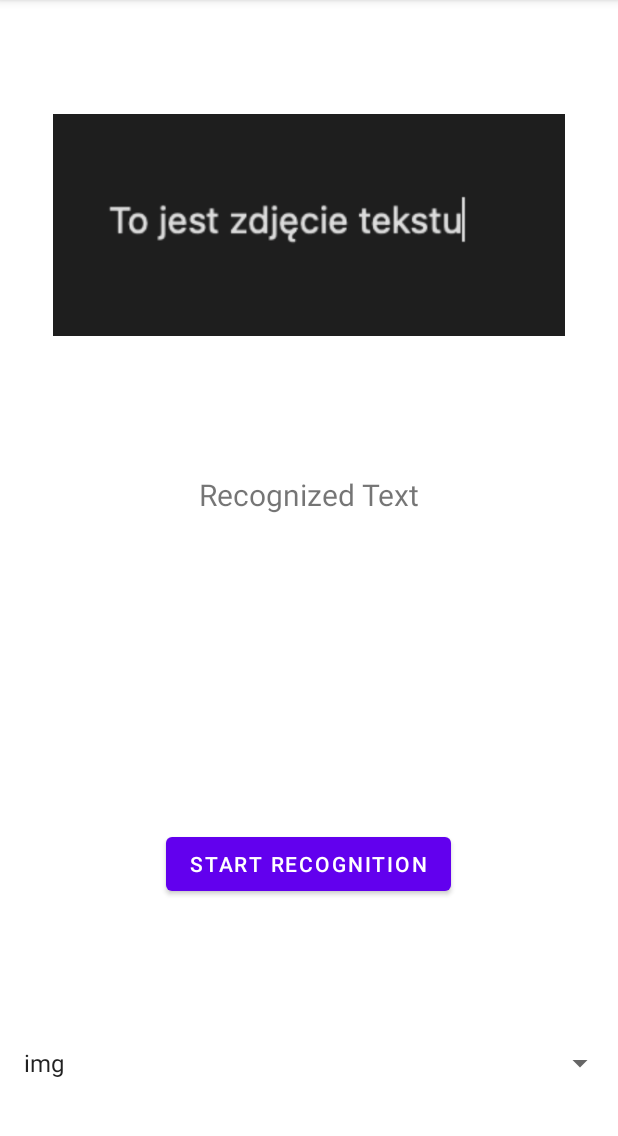
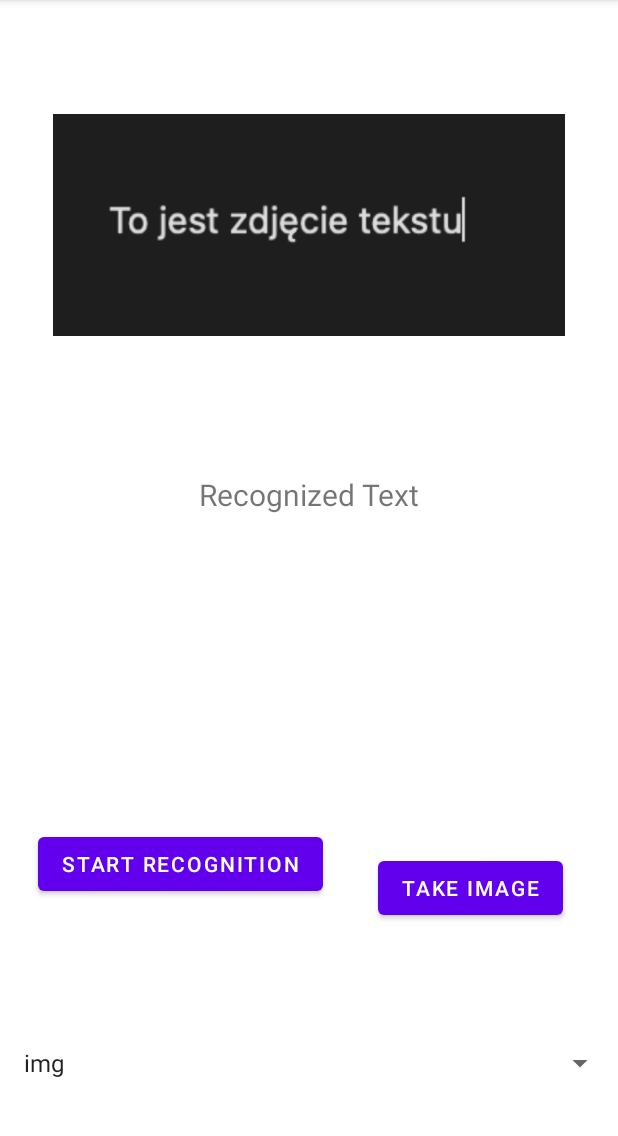
Before and after one commit to wujt89/Menu_Classifier, an Android app: the screen it shows after launch (MainActivity), on a phone screen of 412 x 824 dp, the part 84-1220 px from its top. Run offline under Robolectric (Android 15) with nearby library versions, the phone set to English and light mode, and no system bars; libraries missing offline, so code that uses them is left out: com.google.mlkit.vision.

```diff
--- a/app/src/main/java/com/example/ml_kit_text_recognition/MainActivity.kt
+++ b/app/src/main/java/com/example/ml_kit_text_recognition/MainActivity.kt
@@ -1,24 +1,30 @@
 package com.example.ml_kit_text_recognition
 
-import android.app.WallpaperColors.fromBitmap
+import android.content.ActivityNotFoundException
+import android.content.Intent
 import android.graphics.Bitmap
 import android.graphics.BitmapFactory
-import androidx.appcompat.app.AppCompatActivity
 import android.os.Bundle
+import android.provider.MediaStore
 import android.util.Log
 import android.view.View
-import android.view.ViewParent
 import android.widget.*
+import androidx.appcompat.app.AppCompatActivity
 import com.google.mlkit.vision.common.InputImage
 import com.google.mlkit.vision.text.TextRecognition
-import com.google.mlkit.vision.text.TextRecognizerOptionsInterface
 import com.google.mlkit.vision.text.latin.TextRecognizerOptions
 
 class MainActivity : AppCompatActivity() {
 
+    val REQUEST_IMAGE_CAPTURE = 1
+
     private val TAG  = "ML_Kit_text_recognition"
     private val img_id = R.drawable.img
     private val twitt = R.drawable.twitt
+
+    var bitmapArray = ArrayList<Bitmap>()
+    var glutenArray = listOf<String>("gryczana", "pęczak", "panierowany", "panierowane", "panierka")
+    val meatArray = listOf<String>("wołowina", "wieprzowina", "kurczak")
 
 
 
@@ -27,6 +33,7 @@ class MainActivity : AppCompatActivity() {
     private lateinit var  pb:ProgressBar
     private lateinit var  imageView:ImageView
     private lateinit var  spinner:Spinner
+    private lateinit var  takeImage:Button
 
     private var selectedImage: Bitmap? = null
 
@@ -39,12 +46,16 @@ class MainActivity : AppCompatActivity() {
         pb = findViewById(R.id.progressBar)
         imageView = findViewById(R.id.imageView)
         spinner = findViewById(R.id.spinner)
+        takeImage = findViewById(R.id.image)
 
         btn.setOnClickListener {
             startTextRecognition()
             pb.visibility = View.VISIBLE
         }
 
+        takeImage.setOnClickListener {
+            dispatchTakePictureIntent()
+        }
         imageView.setImageResource(img_id)
         selectedImage = BitmapFactory.decodeResource(resources, img_id)
 
@@ -81,10 +92,36 @@ class MainActivity : AppCompatActivity() {
             .addOnSuccessListener {
                 pb.visibility = View.GONE
                 tvContent.text = it.text
+                println(it.textBlocks.size)
+                for (i in 0 until it.textBlocks.size)
+                {
+                    println(it.textBlocks.get(i).text)
+                }
+
+                println("lalalallalalalalalaa")
 
             }
             .addOnFailureListener{
                 Log.d(TAG, "Succesful Recognition", it)
             }
     }
+
+    private fun dispatchTakePictureIntent() {
+        val takePictureIntent = Intent(MediaStore.ACTION_IMAGE_CAPTURE)
+        try {
+            startActivityForResult(takePictureIntent, REQUEST_IMAGE_CAPTURE)
+        } catch (e: ActivityNotFoundException) {
+            // display error state to the user
+        }
+    }
+
+    override fun onActivityResult(requestCode: Int, resultCode: Int, data: Intent?) {
+        super.onActivityResult(requestCode, resultCode, data)
+        if (requestCode == REQUEST_IMAGE_CAPTURE && resultCode == RESULT_OK)
+        {
+            val imageBitmap = data?.extras?.get("data") as Bitmap
+            imageView.setImageBitmap(imageBitmap)
+            selectedImage = imageBitmap
+        }
+    }
 }
--- a/app/src/main/res/layout/activity_main.xml
+++ b/app/src/main/res/layout/activity_main.xml
@@ -45,7 +45,7 @@
         android:text="Start Recognition"
         app:layout_constraintBottom_toTopOf="@+id/spinner"
         app:layout_constraintEnd_toEndOf="parent"
-        app:layout_constraintHorizontal_bias="0.497"
+        app:layout_constraintHorizontal_bias="0.113"
         app:layout_constraintStart_toStartOf="parent"
         app:layout_constraintTop_toBottomOf="@+id/tv_content" />
 
@@ -74,4 +74,16 @@
         app:layout_constraintStart_toStartOf="parent"
         app:layout_constraintTop_toBottomOf="@+id/btn_start"
         tools:ignore="SpeakableTextPresentCheck" />
+
+    <Button
+        android:id="@+id/image"
+        android:layout_width="wrap_content"
+        android:layout_height="wrap_content"
+        android:text="TAKE IMAGE"
+        app:layout_constraintBottom_toBottomOf="parent"
+        app:layout_constraintEnd_toEndOf="parent"
+        app:layout_constraintStart_toEndOf="@+id/btn_start"
+        app:layout_constraintTop_toTopOf="parent"
+        app:layout_constraintVertical_bias="0.789" />
+
 </androidx.constraintlayout.widget.ConstraintLayout>
--- /dev/null
+++ b/app/src/main/res/xml/file_paths.xml
@@ -0,0 +1,4 @@
+<?xml version="1.0" encoding="utf-8"?>
+<PreferenceScreen xmlns:android="http://schemas.android.com/apk/res/android">
+
+</PreferenceScreen>
```
Also changed, not shown: app/src/main/res/drawable/menu1.png (added).
